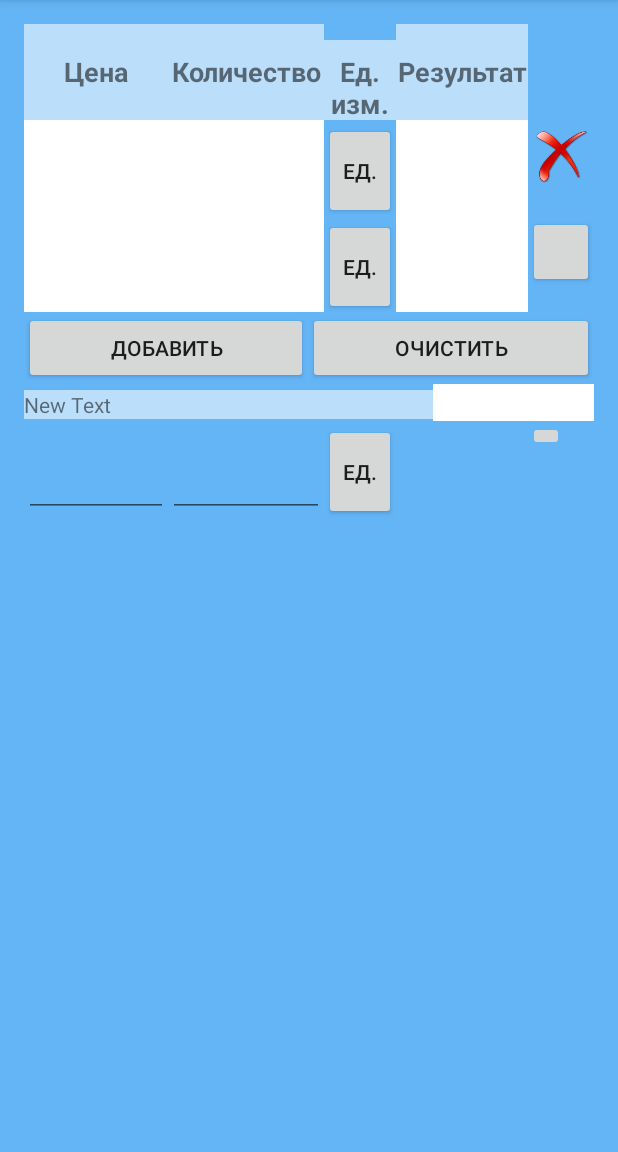
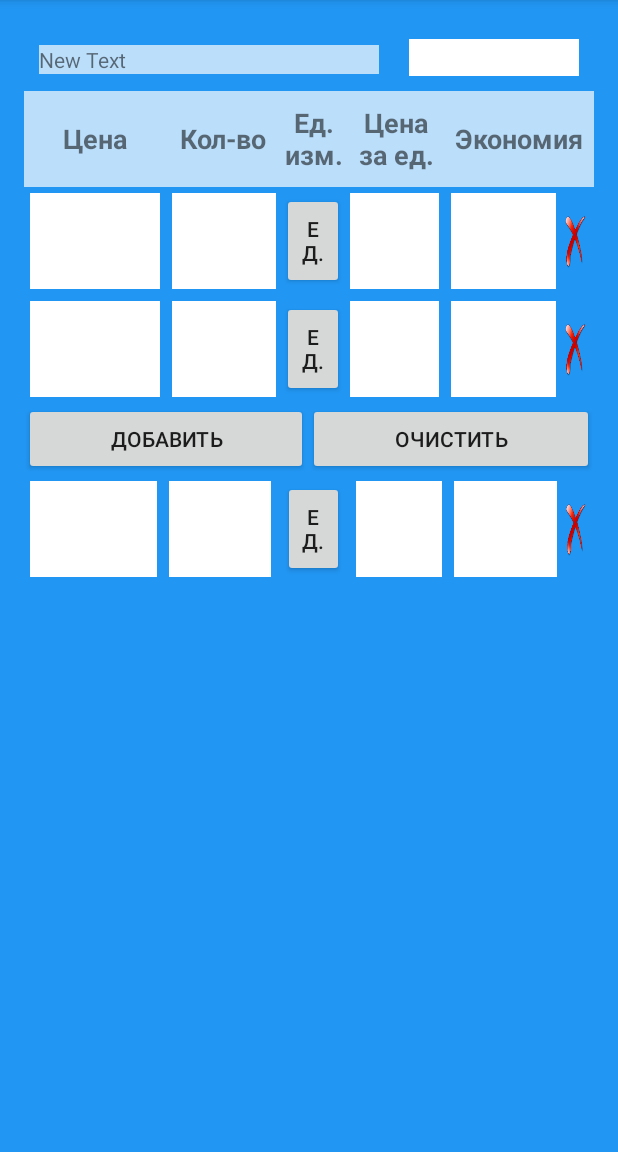
Before and after one commit to Dvajdi/QuickComparison, an Android app: the screen it shows after launch (MainActivity), in the options menu, after a tap on "add", on a phone screen of 412 x 824 dp, the part 84-1236 px from its top. Run offline under Robolectric (Android 15) with nearby library versions, the light colour scheme and no system bars.

Commit message:
еще изменения

```diff
--- a/app/src/main/res/layout/activity_main.xml
+++ b/app/src/main/res/layout/activity_main.xml
@@ -10,53 +10,97 @@
     android:paddingTop="@dimen/activity_vertical_margin"
     tools:context="ru.forge.twice_a_day.quickcomparison.MainActivity"
     android:id="@+id/rl_main"
-    android:background="#64b5f6">
+    android:background="@color/background_main_activity">
 
     <LinearLayout
         android:orientation="horizontal"
         android:layout_width="match_parent"
         android:layout_height="wrap_content"
-        android:id="@+id/row1">
+        android:id="@+id/row_top"
+        android:layout_gravity="top">
 
         <TextView
-            android:layout_width="96dp"
+            android:layout_width="0dp"
+            android:layout_height="wrap_content"
+            android:text="New Text"
+            android:id="@+id/tv_more_units"
+            android:layout_weight="2"
+            android:background="@color/background_name"
+            android:layout_margin="10dp" />
+
+        <EditText
+            android:layout_width="0dp"
+            android:layout_height="wrap_content"
+            android:id="@+id/et_more_units"
+            android:layout_weight="1"
+            android:inputType="numberDecimal"
+            android:background="@color/background_tv"
+            android:layout_margin="10dp" />
+    </LinearLayout>
+
+    <LinearLayout
+        android:orientation="horizontal"
+        android:layout_width="match_parent"
+        android:layout_height="wrap_content"
+        android:id="@+id/row1"
+        android:gravity="center_vertical"
+        android:weightSum="100">
+
+        <TextView
+            android:layout_width="0dp"
             android:layout_height="64dp"
             android:text="@string/Price"
             android:id="@+id/tv_price"
             android:textStyle="bold"
             android:textSize="18sp"
             android:gravity="center"
-            android:background="#bbdefb" />
+            android:background="@color/background_name"
+            android:layout_weight="25"
+            android:focusable="false" />
 
         <TextView
-            android:layout_width="104dp"
+            android:layout_width="0dp"
             android:layout_height="64dp"
             android:text="@string/quantity"
             android:id="@+id/tv_quantity"
             android:gravity="center"
             android:textStyle="bold"
             android:textSize="18sp"
-            android:background="#bbdefb" />
+            android:background="@color/background_name"
+            android:layout_weight="20" />
 
         <TextView
-            android:layout_width="48dp"
+            android:layout_width="0dp"
             android:layout_height="64dp"
             android:text="@string/unit"
             android:id="@+id/tv_unit"
-            android:gravity="center"
             android:textStyle="bold"
             android:textSize="18sp"
-            android:background="#bbdefb" />
+            android:background="@color/background_name"
+            android:gravity="center"
+            android:layout_weight="12" />
 
         <TextView
-            android:layout_width="88dp"
+            android:layout_width="0dp"
             android:layout_height="64dp"
-            android:text="@string/resalt"
             android:id="@+id/tv_resalt"
-            android:gravity="center"
             android:textStyle="bold"
             android:textSize="18sp"
-            android:background="#bbdefb" />
+            android:background="@color/background_name"
+            android:gravity="center"
+            android:text="@string/resalt"
+            android:layout_weight="17" />
+
+        <TextView
+            android:layout_width="0dp"
+            android:layout_height="64dp"
+            android:text="@string/economy"
+            android:id="@+id/tv_economy"
+            android:background="@color/background_name"
+            android:textSize="18sp"
+            android:textStyle="bold"
+            android:layout_weight="26"
+            android:gravity="center" />
 
     </LinearLayout>
 
@@ -65,47 +109,65 @@
         android:layout_width="match_parent"
         android:layout_height="wrap_content"
         android:id="@+id/row2"
-        android:layout_gravity="bottom">
+        android:gravity="center_vertical"
+        android:weightSum="100">
 
         <EditText
-            android:layout_width="96dp"
+            android:layout_width="0dp"
             android:layout_height="64dp"
             android:inputType="numberDecimal"
             android:ems="10"
             android:id="@+id/et_price1"
             android:gravity="center"
             android:textSize="20sp"
-            android:background="#ffffff" />
+            android:background="@color/background_tv"
+            android:layout_weight="25"
+            android:layout_margin="4dp"
+            android:focusable="false" />
 
         <EditText
-            android:layout_width="104dp"
+            android:layout_width="0dp"
             android:layout_height="64dp"
             android:inputType="numberDecimal"
             android:ems="10"
             android:id="@+id/et_quantity1"
             android:gravity="center"
             android:textSize="20sp"
-            android:background="#ffffff" />
+            android:background="@color/background_tv"
+            android:layout_weight="20"
+            android:layout_margin="4dp" />
 
         <Button
-            android:layout_width="48dp"
+            android:layout_width="0dp"
             android:layout_height="64dp"
             android:text="@string/Button_unit"
-            android:id="@+id/button_unit1" />
+            android:id="@+id/button_unit1"
+            android:layout_weight="12" />
 
         <TextView
-            android:layout_width="88dp"
+            android:layout_width="0dp"
             android:layout_height="64dp"
             android:id="@+id/tv_price_unit1"
             android:gravity="center"
             android:textSize="20sp"
-            android:background="#ffffff" />
+            android:background="@color/background_tv"
+            android:layout_weight="17"
+            android:layout_margin="4dp" />
+
+        <TextView
+            android:layout_width="0dp"
+            android:layout_height="64dp"
+            android:id="@+id/et_economy1"
+            android:background="@color/background_tv"
+            android:layout_weight="20"
+            android:layout_margin="4dp" />
 
         <Button
-            android:layout_width="wrap_content"
+            android:layout_width="0dp"
             android:layout_height="wrap_content"
             android:id="@+id/button_delete1"
-            android:layout_gravity="left" android:background="@mipmap/delete"/>
+            android:background="@mipmap/delete"
+            android:layout_weight="5" />
 
     </LinearLayout>
 
@@ -114,47 +176,65 @@
         android:layout_width="match_parent"
         android:layout_height="wrap_content"
         android:id="@+id/row3"
-        android:layout_gravity="bottom">
+        android:layout_gravity="bottom"
+        android:gravity="center_vertical"
+        android:weightSum="100">
 
         <EditText
-            android:layout_width="96dp"
+            android:layout_width="0dp"
             android:layout_height="64dp"
             android:inputType="numberDecimal"
             android:ems="10"
             android:id="@+id/et_price2"
             android:gravity="center"
             android:textSize="20sp"
-            android:background="#ffffff" />
+            android:background="@color/background_tv"
+            android:layout_weight="25"
+            android:layout_margin="4dp" />
 
         <EditText
-            android:layout_width="104dp"
+            android:layout_width="0dp"
             android:layout_height="64dp"
             android:inputType="numberDecimal"
             android:ems="10"
             android:id="@+id/et_quantity2"
             android:gravity="center"
             android:textSize="20sp"
-            android:background="#ffffff" />
+            android:background="@color/background_tv"
+            android:layout_weight="20"
+            android:layout_margin="4dp" />
 
         <Button
-            android:layout_width="48dp"
+            android:layout_width="0dp"
             android:layout_height="64dp"
             android:text="@string/Button_unit"
-            android:id="@+id/button_unit2" />
+            android:id="@+id/button_unit2"
+            android:layout_weight="12" />
 
         <TextView
-            android:layout_width="88dp"
+            android:layout_width="0dp"
             android:layout_height="64dp"
             android:id="@+id/tv_price_unit2"
             android:gravity="center"
             android:textSize="20sp"
-            android:background="#ffffff" />
+            android:background="@color/background_tv"
+            android:layout_weight="17"
+            android:layout_margin="4dp" />
+
+        <TextView
+            android:layout_width="0dp"
+            android:layout_height="64dp"
+            android:id="@+id/tv_economy2"
+            android:background="@color/background_tv"
+            android:layout_weight="20"
+            android:layout_margin="4dp" />
 
         <Button
-            android:layout_width="wrap_content"
+            android:layout_width="0dp"
             android:layout_height="wrap_content"
             android:id="@+id/button_delete2"
-            android:layout_gravity="left" />
+            android:layout_weight="5"
+            android:background="@mipmap/delete" />
     </LinearLayout>
 
     <LinearLayout
@@ -179,28 +259,4 @@
             android:layout_weight="1" />
     </LinearLayout>
 
-    <LinearLayout
-        android:orientation="horizontal"
-        android:layout_width="match_parent"
-        android:layout_height="wrap_content"
-        android:id="@+id/row_top"
-        android:layout_gravity="top">
-
-        <TextView
-            android:layout_width="wrap_content"
-            android:layout_height="wrap_content"
-            android:text="New Text"
-            android:id="@+id/tv_more_units"
-            android:layout_weight="2"
-            android:background="#bbdefb" />
-
-        <EditText
-            android:layout_width="wrap_content"
-            android:layout_height="wrap_content"
-            android:id="@+id/et_more_units"
-            android:layout_weight="1"
-            android:inputType="numberDecimal"
-            android:background="#ffffff" />
-    </LinearLayout>
-
 </LinearLayout>
--- a/app/src/main/res/layout/row.xml
+++ b/app/src/main/res/layout/row.xml
@@ -3,42 +3,63 @@
     android:orientation="horizontal" android:layout_width="match_parent"
     android:layout_height="wrap_content"
     android:id="@+id/doprow"
-    android:background="#64b5f6">
+    android:weightSum="100"
+    android:gravity="center_vertical">
 
     <EditText
-        android:layout_width="96dp"
+        android:layout_width="0dp"
         android:layout_height="64dp"
         android:inputType="numberDecimal"
         android:ems="10"
         android:id="@+id/et_dop_price"
         android:gravity="center"
-        android:textSize="20sp" />
+        android:textSize="20sp"
+        android:background="@color/background_tv"
+        android:layout_weight="25"
+        android:layout_margin="4dp" />
 
     <EditText
-        android:layout_width="104dp"
+        android:layout_width="0dp"
         android:layout_height="64dp"
         android:inputType="numberDecimal"
         android:ems="10"
         android:id="@+id/et_dop_quantity"
         android:gravity="center"
-        android:textSize="20sp" />
+        android:textSize="20sp"
+        android:background="@color/background_tv"
+        android:layout_weight="20"
+        android:layout_margin="4dp" />
 
     <Button
-        android:layout_width="48dp"
+        android:layout_width="0dp"
         android:layout_height="64dp"
         android:text="@string/Button_unit"
-        android:id="@+id/button_dop_unit" />
+        android:id="@+id/button_dop_unit"
+        android:layout_weight="12"
+        android:layout_margin="4dp" />
 
     <TextView
-        android:layout_width="88dp"
+        android:layout_width="0dp"
         android:layout_height="64dp"
         android:id="@+id/tv_dop_resalt"
         android:gravity="center"
-        android:textSize="20sp" />
+        android:textSize="20sp"
+        android:background="@color/background_tv"
+        android:layout_weight="17"
+        android:layout_margin="4dp" />
 
-    <ImageButton
-        android:layout_width="wrap_content"
+    <TextView
+        android:layout_width="0dp"
+        android:layout_height="64dp"
+        android:id="@+id/tv_dop_economy"
+        android:background="@color/background_tv"
+        android:layout_weight="20"
+        android:layout_margin="4dp" />
+
+    <Button
+        android:layout_width="0dp"
         android:layout_height="wrap_content"
-        android:id="@+id/iButton_dop_delete"
-        android:layout_gravity="left" />
+        android:id="@+id/button_dop_delete"
+        android:background="@mipmap/delete"
+        android:layout_weight="5" />
 </LinearLayout>
--- a/app/src/main/res/values/colors.xml
+++ b/app/src/main/res/values/colors.xml
@@ -4,5 +4,8 @@
     <color name="colorPrimaryDark">#303F9F</color>
     <color name="colorAccent">#FF4081</color>
     <color name="black">#a81c1c</color>
-    <color name="background_main_activity">#64b5f6</color>
+    <color name="background_main_activity">#2196f3</color>
+    <color name="background_name">#bbdefb</color>
+    <color name="background_tv">#ffffff</color>
+
 </resources>
--- a/app/src/main/res/values/strings.xml
+++ b/app/src/main/res/values/strings.xml
@@ -2,9 +2,10 @@
     <string name="app_name">QuickComparison</string>
     <string name="Number">№</string>
     <string name="Price">Цена</string>
-    <string name="quantity">Количество</string>
+    <string name="quantity">Кол-во</string>
     <string name="unit">Ед. изм.</string>
-    <string name="resalt">Результат</string>
+    <string name="resalt">Цена за ед.</string>
+    <string name="economy">Экономия</string>
     <string name="one">1</string>
     <string name="Button_unit">ед.</string>
     <string name="ButtonAdd">Добавить</string>
```
Also changed, not shown: 1 other file.
